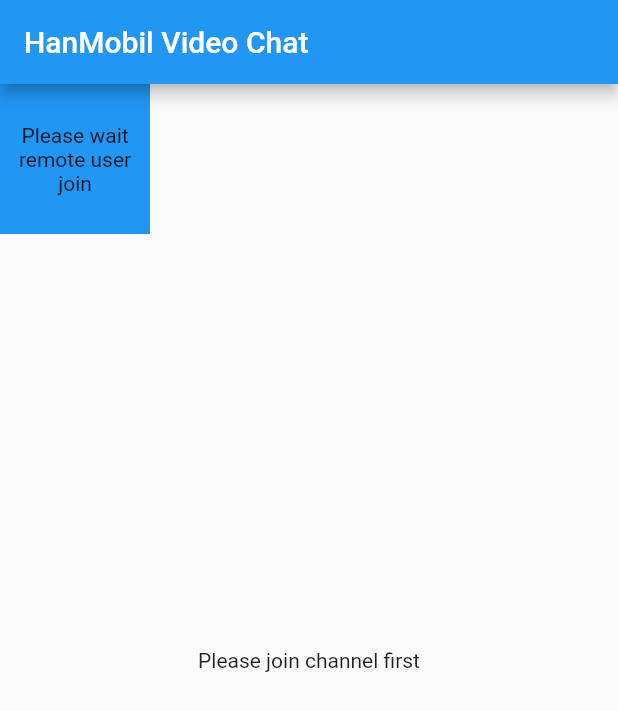
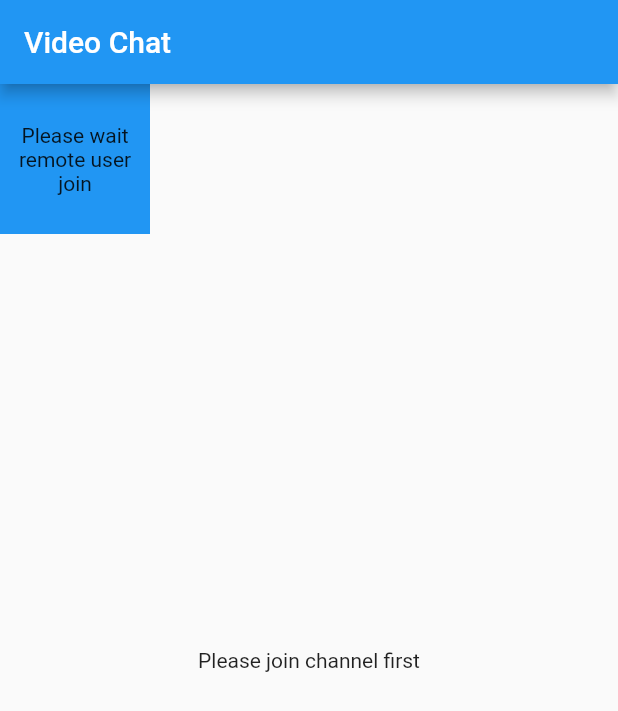
Before and after one commit to berkansevimli/agora_video_call, a Flutter app: the screen it shows after launch, on a phone screen of 412 x 824 dp. Shown: the top 711 px of the screen. Run offline on Flutter 3.47's test engine with Material 2 defaults, Android fonts, the phone set to English and light mode, and no system bars; our stand-ins replace permission_handler; missing offline and left inert: agora_rtc_engine.

Commit message:
Update main.dart

```diff
--- a/lib/main.dart
+++ b/lib/main.dart
@@ -4,9 +4,8 @@ import 'package:agora_rtc_engine/rtc_local_view.dart' as RtcLocalView;
 import 'package:agora_rtc_engine/rtc_remote_view.dart' as RtcRemoteView;
 import 'package:permission_handler/permission_handler.dart';
 
-const APP_ID = "b3f9b07c88df44b985d3e780cd68710a";
-const Token =
-    "006b3f9b07c88df44b985d3e780cd68710aIABZA8Z9B4XBK+18TBTp+sDmh2cmj5cCMrTuWqpmI7NCxgYkvQsAAAAAEACNSCPiv9szYgEAAQC/2zNi";
+const APP_ID = "YOUR_APP_ID";
+const Token ="YOUR_TOKEN";
 
 void main() {
   runApp(const MyApp());
@@ -19,7 +18,7 @@ class MyApp extends StatelessWidget {
   @override
   Widget build(BuildContext context) {
     return MaterialApp(
-      title: 'Flutter Demo',
+      title: 'Video Call App',
       theme: ThemeData(
         primarySwatch: Colors.blue,
       ),
@@ -85,7 +84,7 @@ class _MyHomePageState extends State<MyHomePage> {
   Widget build(BuildContext context) {
     return Scaffold(
       appBar: AppBar(
-        title: const Text('HanMobil Video Chat'),
+        title: const Text('Video Chat'),
       ),
       body: Stack(
           children: [
```
